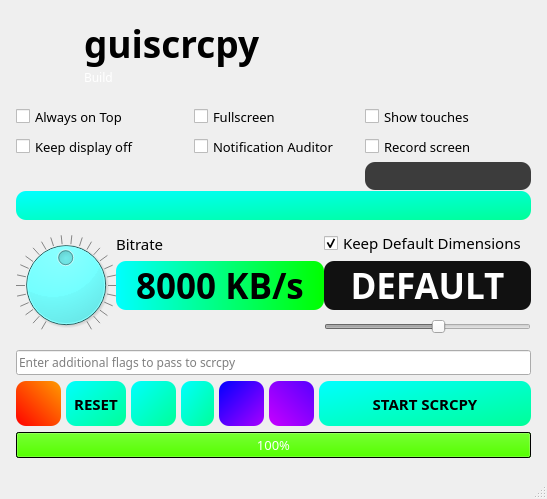
Qt form guiscrcpy/ui/mainwindow.ui (srevinsaju/guiscrcpy) before a commit.
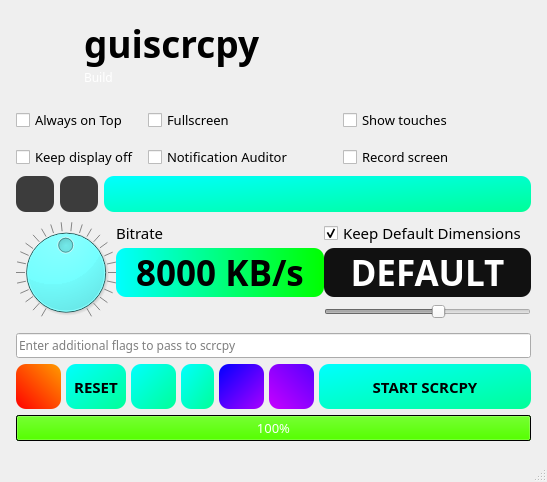
The same form after that commit. Icons and pictures are not drawn.

Commit message: Add wifi and settings icon

The edit to the form file:
```diff
--- a/guiscrcpy/ui/mainwindow.ui
+++ b/guiscrcpy/ui/mainwindow.ui
@@ -7,7 +7,7 @@
     <x>0</x>
     <y>0</y>
     <width>547</width>
-    <height>499</height>
+    <height>482</height>
    </rect>
   </property>
   <property name="sizePolicy">
@@ -92,6 +92,12 @@
 border-radius: 10px;	
  }
 
+.QPushButton#settings_button{
+background-color: rgb(60, 60, 60);
+color: rgb(0, 0, 0);
+border-radius: 10px;	
+ }
+
 </string>
   </property>
   <property name="unifiedTitleAndToolBarOnMac">
@@ -257,42 +263,7 @@
          <property name="verticalSpacing">
           <number>1</number>
          </property>
-         <item row="1" column="2">
-          <widget class="QCheckBox" name="notifChecker">
-           <property name="sizePolicy">
-            <sizepolicy hsizetype="Expanding" vsizetype="Expanding">
-             <horstretch>0</horstretch>
-             <verstretch>0</verstretch>
-            </sizepolicy>
-           </property>
-           <property name="minimumSize">
-            <size>
-             <width>10</width>
-             <height>20</height>
-            </size>
-           </property>
-           <property name="font">
-            <font>
-             <family>Trebuchet MS</family>
-             <pointsize>10</pointsize>
-            </font>
-           </property>
-           <property name="toolTip">
-            <string>Make guiscrcpy check for new notifications on your device. A status bar icon indicating new notifications will be visible. (Experimental)</string>
-           </property>
-           <property name="toolTipDuration">
-            <number>2</number>
-           </property>
-           <property name="text">
-            <string>Notification Auditor</string>
-           </property>
-           <property name="icon">
-            <iconset resource="rsrc.qrc">
-             <normaloff>:/icons/icons/bell-musical-tool.svg</normaloff>:/icons/icons/bell-musical-tool.svg</iconset>
-           </property>
-          </widget>
-         </item>
-         <item row="1" column="0">
+         <item row="1" column="0" colspan="3">
           <widget class="QCheckBox" name="displayForceOn">
            <property name="sizePolicy">
             <sizepolicy hsizetype="Expanding" vsizetype="Expanding">
@@ -327,36 +298,7 @@
            </property>
           </widget>
          </item>
-         <item row="0" column="2">
-          <widget class="QCheckBox" name="fullscreen">
-           <property name="sizePolicy">
-            <sizepolicy hsizetype="Expanding" vsizetype="Expanding">
-             <horstretch>0</horstretch>
-             <verstretch>0</verstretch>
-            </sizepolicy>
-           </property>
-           <property name="minimumSize">
-            <size>
-             <width>10</width>
-             <height>20</height>
-            </size>
-           </property>
-           <property name="font">
-            <font>
-             <family>Trebuchet MS</family>
-             <pointsize>10</pointsize>
-            </font>
-           </property>
-           <property name="text">
-            <string>Fullscreen</string>
-           </property>
-           <property name="icon">
-            <iconset resource="rsrc.qrc">
-             <normaloff>:/icons/icons/increase-size-option.svg</normaloff>:/icons/icons/increase-size-option.svg</iconset>
-           </property>
-          </widget>
-         </item>
-         <item row="0" column="3">
+         <item row="0" column="4">
           <widget class="QCheckBox" name="showTouches">
            <property name="sizePolicy">
             <sizepolicy hsizetype="Expanding" vsizetype="Expanding">
@@ -385,10 +327,10 @@
            </property>
           </widget>
          </item>
-         <item row="2" column="3">
+         <item row="2" column="0">
           <widget class="QPushButton" name="network_button">
            <property name="sizePolicy">
-            <sizepolicy hsizetype="Expanding" vsizetype="Expanding">
+            <sizepolicy hsizetype="Minimum" vsizetype="Expanding">
              <horstretch>0</horstretch>
              <verstretch>0</verstretch>
             </sizepolicy>
@@ -405,6 +347,41 @@
           </widget>
          </item>
          <item row="1" column="3">
+          <widget class="QCheckBox" name="notifChecker">
+           <property name="sizePolicy">
+            <sizepolicy hsizetype="Expanding" vsizetype="Expanding">
+             <horstretch>0</horstretch>
+             <verstretch>0</verstretch>
+            </sizepolicy>
+           </property>
+           <property name="minimumSize">
+            <size>
+             <width>10</width>
+             <height>20</height>
+            </size>
+           </property>
+           <property name="font">
+            <font>
+             <family>Trebuchet MS</family>
+             <pointsize>10</pointsize>
+            </font>
+           </property>
+           <property name="toolTip">
+            <string>Make guiscrcpy check for new notifications on your device. A status bar icon indicating new notifications will be visible. (Experimental)</string>
+           </property>
+           <property name="toolTipDuration">
+            <number>2</number>
+           </property>
+           <property name="text">
+            <string>Notification Auditor</string>
+           </property>
+           <property name="icon">
+            <iconset resource="rsrc.qrc">
+             <normaloff>:/icons/icons/bell-musical-tool.svg</normaloff>:/icons/icons/bell-musical-tool.svg</iconset>
+           </property>
+          </widget>
+         </item>
+         <item row="1" column="4">
           <widget class="QCheckBox" name="recScui">
            <property name="enabled">
             <bool>true</bool>
@@ -448,7 +425,49 @@
            </property>
           </widget>
          </item>
-         <item row="0" column="0">
+         <item row="2" column="2" colspan="3">
+          <widget class="QPushButton" name="runningNot">
+           <property name="sizePolicy">
+            <sizepolicy hsizetype="Expanding" vsizetype="Expanding">
+             <horstretch>0</horstretch>
+             <verstretch>0</verstretch>
+            </sizepolicy>
+           </property>
+           <property name="text">
+            <string/>
+           </property>
+          </widget>
+         </item>
+         <item row="0" column="3">
+          <widget class="QCheckBox" name="fullscreen">
+           <property name="sizePolicy">
+            <sizepolicy hsizetype="Expanding" vsizetype="Expanding">
+             <horstretch>0</horstretch>
+             <verstretch>0</verstretch>
+            </sizepolicy>
+           </property>
+           <property name="minimumSize">
+            <size>
+             <width>10</width>
+             <height>20</height>
+            </size>
+           </property>
+           <property name="font">
+            <font>
+             <family>Trebuchet MS</family>
+             <pointsize>10</pointsize>
+            </font>
+           </property>
+           <property name="text">
+            <string>Fullscreen</string>
+           </property>
+           <property name="icon">
+            <iconset resource="rsrc.qrc">
+             <normaloff>:/icons/icons/increase-size-option.svg</normaloff>:/icons/icons/increase-size-option.svg</iconset>
+           </property>
+          </widget>
+         </item>
+         <item row="0" column="0" colspan="3">
           <widget class="QCheckBox" name="aotop">
            <property name="sizePolicy">
             <sizepolicy hsizetype="Expanding" vsizetype="Expanding">
@@ -483,10 +502,10 @@
            </property>
           </widget>
          </item>
-         <item row="3" column="0" colspan="4">
-          <widget class="QPushButton" name="runningNot">
+         <item row="2" column="1">
+          <widget class="QPushButton" name="settings_button">
            <property name="sizePolicy">
-            <sizepolicy hsizetype="Expanding" vsizetype="Expanding">
+            <sizepolicy hsizetype="Minimum" vsizetype="Expanding">
              <horstretch>0</horstretch>
              <verstretch>0</verstretch>
             </sizepolicy>
```
Left out of the diff: 11 changed lines with no effect on the pictures. The commit also changes 4 other files.
